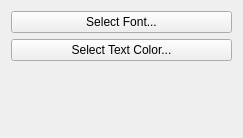
The window that applets/notes/config.ui (KDE/kdeplasma-addons) describes before a commit, drawn with Qt 5.
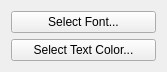
The same window after the commit. Custom widgets are drawn as their Qt base class.

Commit message:
- codingstyle cleanups - Remove Notes-internal size handling, that's done by plasma itself - Remove unecessary saveNote(), we can do just fine with only one method saving the content
Result:
-1 String
- 3 methods
- 1 member var
- ~80 LOC

```diff
--- a/applets/notes/config.ui
+++ b/applets/notes/config.ui
@@ -5,8 +5,8 @@
    <rect>
     <x>0</x>
     <y>0</y>
-    <width>229</width>
-    <height>138</height>
+    <width>167</width>
+    <height>72</height>
    </rect>
   </property>
   <layout class="QVBoxLayout" >
@@ -24,19 +24,6 @@
      </property>
     </widget>
    </item>
-   <item>
-    <spacer>
-     <property name="orientation" >
-      <enum>Qt::Vertical</enum>
-     </property>
-     <property name="sizeHint" >
-      <size>
-       <width>221</width>
-       <height>64</height>
-      </size>
-     </property>
-    </spacer>
-   </item>
   </layout>
  </widget>
  <customwidgets>
```
The commit also changes 2 other files.
